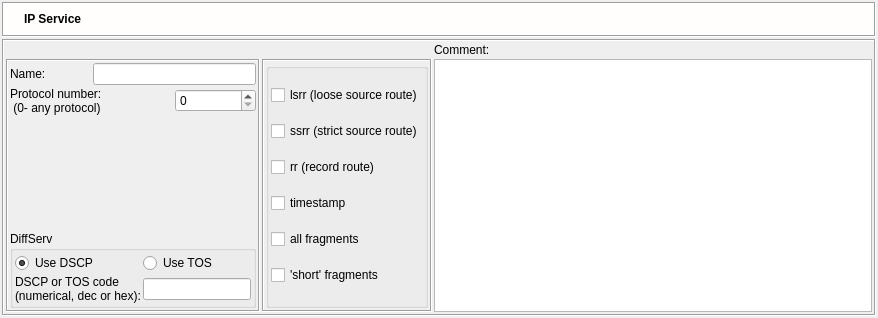
Old version of the form src/gui/ipservicedialog_q.ui in the repository fwbuilder/fwbuilder.
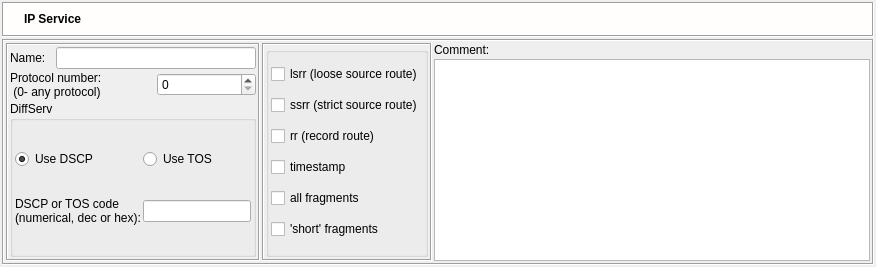
New version of the form. Icons and pictures are not drawn.

Patch:
```diff
--- a/src/gui/ipservicedialog_q.ui
+++ b/src/gui/ipservicedialog_q.ui
@@ -8,8 +8,8 @@
    <rect>
     <x>0</x>
     <y>0</y>
-    <width>878</width>
-    <height>318</height>
+    <width>876</width>
+    <height>267</height>
    </rect>
   </property>
   <property name="sizePolicy" >
@@ -226,17 +226,7 @@
         <enum>QFrame::Sunken</enum>
        </property>
        <layout class="QGridLayout" >
-        <item row="0" column="2" >
-         <widget class="QLabel" name="textLabel2" >
-          <property name="text" >
-           <string>Comment:</string>
-          </property>
-          <property name="wordWrap" >
-           <bool>false</bool>
-          </property>
-         </widget>
-        </item>
-        <item row="1" column="0" >
+        <item rowspan="2" row="0" column="0" >
          <widget class="QFrame" name="frame35" >
           <property name="frameShape" >
            <enum>QFrame::Box</enum>
@@ -259,7 +249,7 @@
             <widget class="QLineEdit" name="obj_name" >
              <property name="minimumSize" >
               <size>
-               <width>0</width>
+               <width>200</width>
                <height>0</height>
               </size>
              </property>
@@ -283,23 +273,7 @@
              </property>
             </widget>
            </item>
-           <item row="2" column="0" >
-            <spacer>
-             <property name="orientation" >
-              <enum>Qt::Vertical</enum>
-             </property>
-             <property name="sizeType" >
-              <enum>QSizePolicy::MinimumExpanding</enum>
-             </property>
-             <property name="sizeHint" >
-              <size>
-               <width>20</width>
-               <height>5</height>
-              </size>
-             </property>
-            </spacer>
-           </item>
-           <item row="3" column="0" colspan="3" >
+           <item row="2" column="0" colspan="3" >
             <widget class="QGroupBox" name="groupBox" >
              <property name="title" >
               <string>DiffServ</string>
@@ -339,7 +313,7 @@
           </layout>
          </widget>
         </item>
-        <item row="1" column="1" >
+        <item rowspan="2" row="0" column="1" >
          <widget class="QFrame" name="frame34" >
           <property name="frameShape" >
            <enum>QFrame::Box</enum>
@@ -405,6 +379,22 @@
           </layout>
          </widget>
         </item>
+        <item row="0" column="2" >
+         <widget class="QLabel" name="textLabel2" >
+          <property name="sizePolicy" >
+           <sizepolicy vsizetype="Fixed" hsizetype="Preferred" >
+            <horstretch>0</horstretch>
+            <verstretch>0</verstretch>
+           </sizepolicy>
+          </property>
+          <property name="text" >
+           <string>Comment:</string>
+          </property>
+          <property name="wordWrap" >
+           <bool>false</bool>
+          </property>
+         </widget>
+        </item>
         <item row="1" column="2" >
          <widget class="QTextEdit" name="comment" >
           <property name="sizePolicy" >
```
